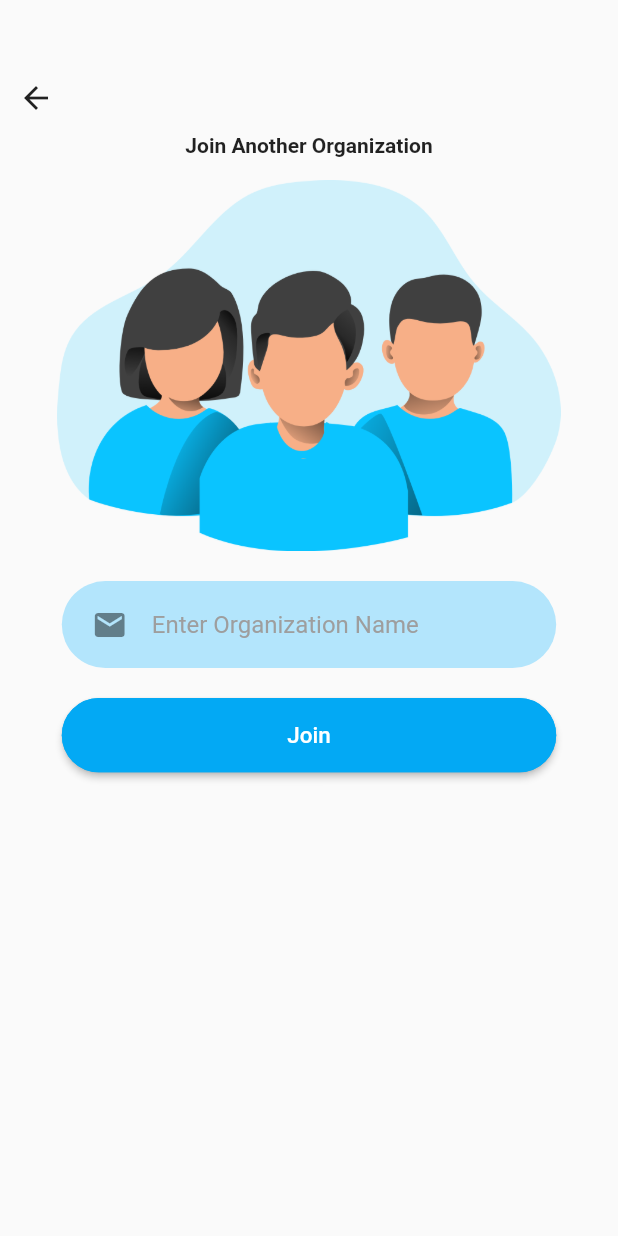
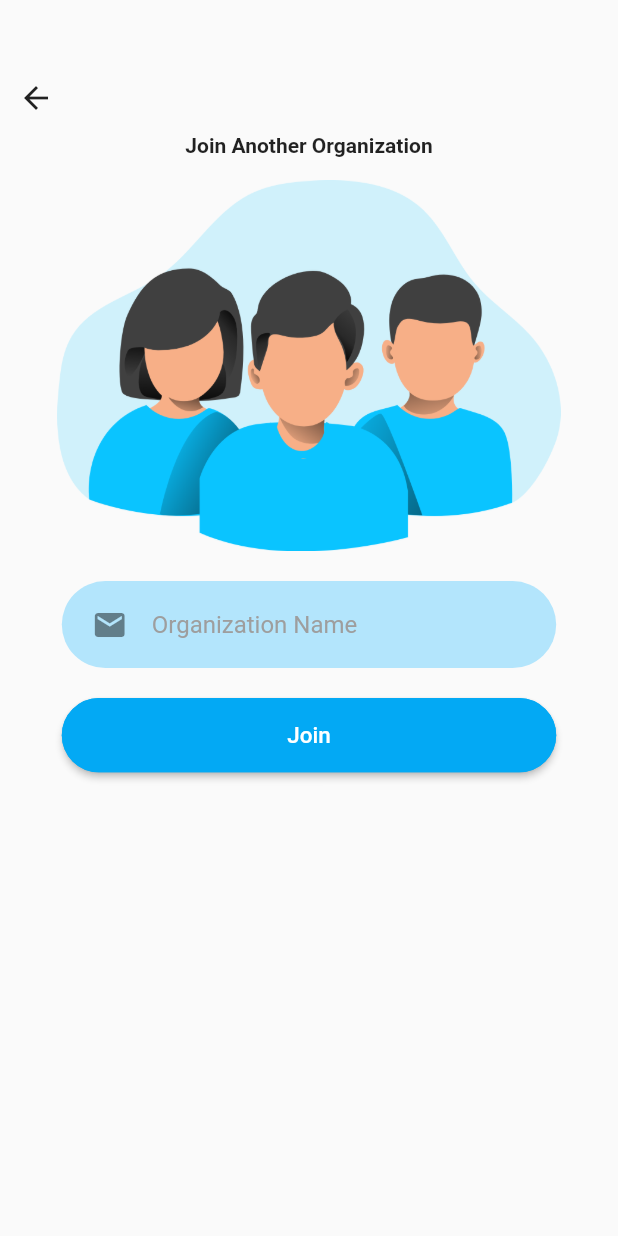
Before and after one commit to KevinYan12138/Organizers, a Flutter app: the JoinMoreOrganizations screen opened directly, on a phone screen of 412 x 824 dp. Run offline on Flutter 3.47's test engine with Material 2 defaults, Android fonts, the light colour scheme and no system bars; our stand-ins replace cached_network_image, cloud_firestore, firebase_auth, firebase_messaging, firebase_storage, image_picker and 3 more; missing offline and left inert: image_downloader, in_app_update, mailer; accounts and stored records are empty.

Commit message:
changed text

```diff
--- a/lib/Auth/JoinMoreOrganizations.dart
+++ b/lib/Auth/JoinMoreOrganizations.dart
@@ -166,7 +166,7 @@ class _JoinMoreOrganizationsState extends State<JoinMoreOrganizations> {
         autofocus: false,
         decoration: InputDecoration(
           icon: Icon(Icons.email) ,
-          hintText: 'Enter Organization Name',
+          hintText: 'Organization Name',
           hintStyle: TextStyle(color: Colors.grey),
           border: InputBorder.none
         ),
--- a/lib/Auth/LogInPage.dart
+++ b/lib/Auth/LogInPage.dart
@@ -156,7 +156,7 @@ Widget _showOrganizations() {
         autofocus: false,
         decoration: InputDecoration(
           icon: Icon(Icons.email) ,
-          hintText: 'Enter Organization Name',
+          hintText: 'Organization Name',
           hintStyle: TextStyle(color: Colors.grey),
           border: InputBorder.none
         ),
--- a/lib/Auth/MemberSignUpPage.dart
+++ b/lib/Auth/MemberSignUpPage.dart
@@ -166,7 +166,7 @@ class _MemberSignUpPageState extends State<MemberSignUpPage> {
         autofocus: false,
         decoration: InputDecoration(
           icon: Icon(Icons.email) ,
-          hintText: 'Enter Organization Name',
+          hintText: 'Organization Name',
           hintStyle: TextStyle(color: Colors.grey),
           border: InputBorder.none
         ),
```
Also changed, not shown: 1 other file.
